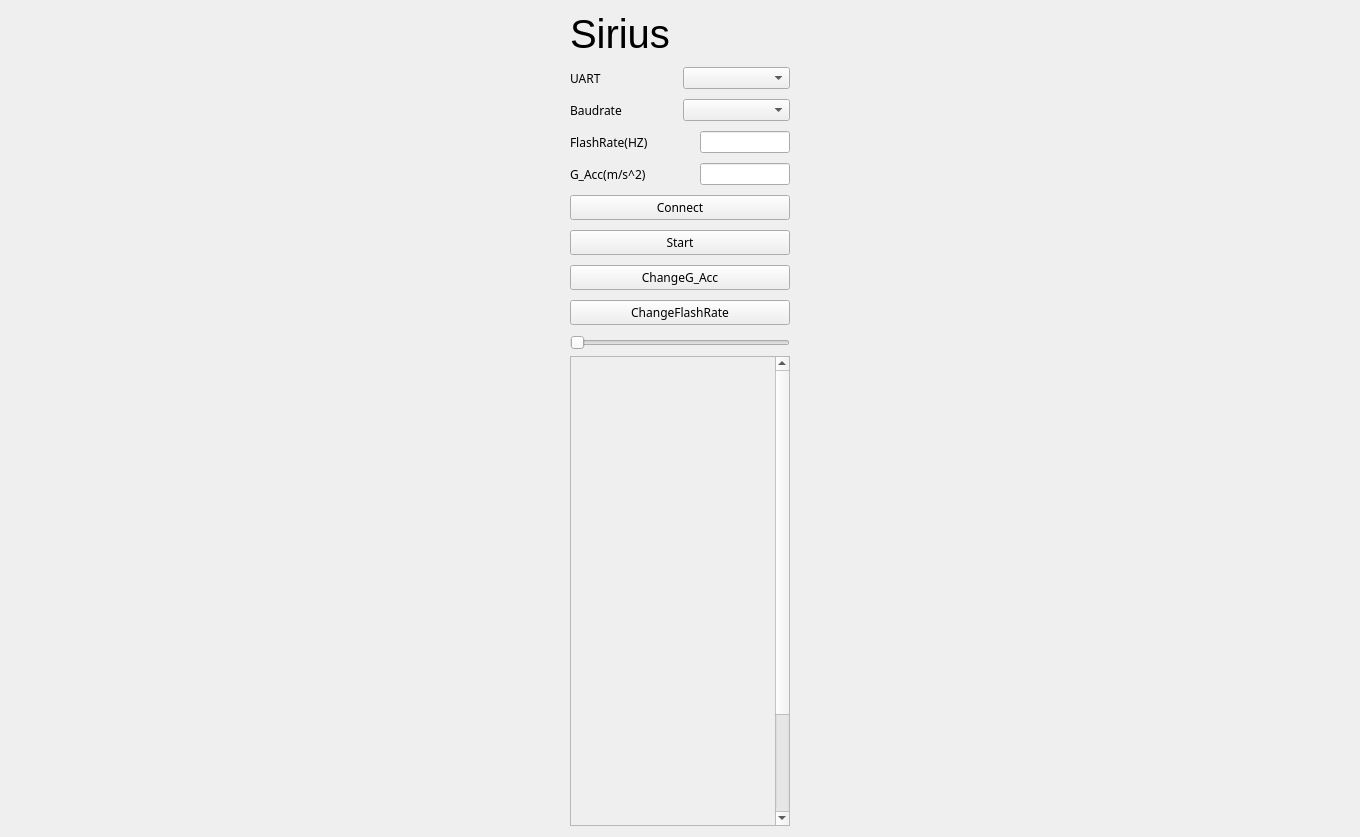
Above: mainwindow.ui from cay125/SerialChart before the change. Below: the same form after it.
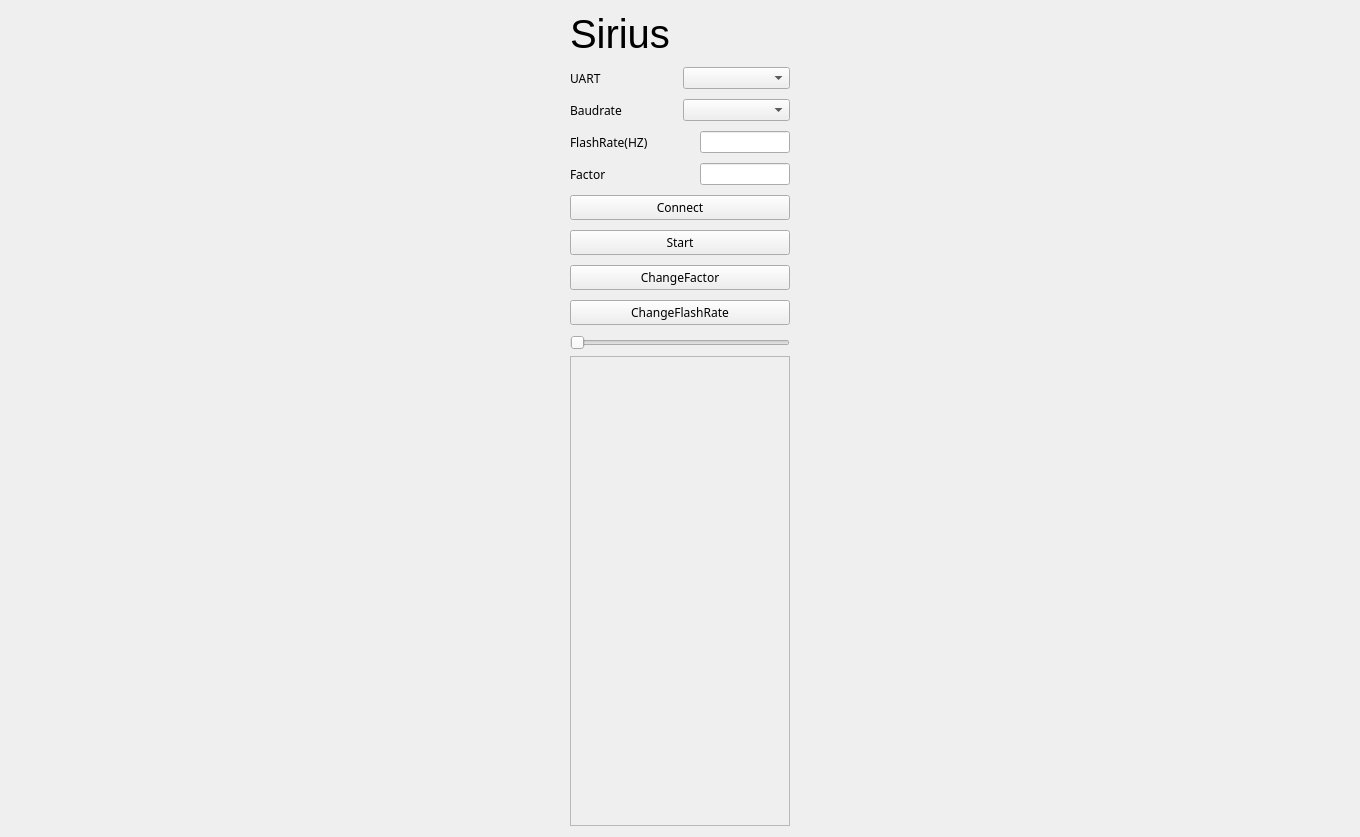
That is the form after the change.

What changed in the file:
```diff
--- a/mainwindow.ui
+++ b/mainwindow.ui
@@ -165,7 +165,7 @@
              </font>
             </property>
             <property name="text">
-             <string>G_Acc(m/s^2)</string>
+             <string>Factor</string>
             </property>
            </widget>
           </item>
@@ -255,7 +255,7 @@
            </font>
           </property>
           <property name="text">
-           <string>ChangeG_Acc</string>
+           <string>ChangeFactor</string>
           </property>
          </widget>
         </item>
@@ -321,14 +321,14 @@
           <rect>
            <x>0</x>
            <y>0</y>
-           <width>201</width>
-           <height>600</height>
+           <width>218</width>
+           <height>453</height>
           </rect>
          </property>
          <property name="minimumSize">
           <size>
            <width>0</width>
-           <height>600</height>
+           <height>200</height>
           </size>
          </property>
          <widget class="QWidget" name="verticalLayoutWidget_2">
```
